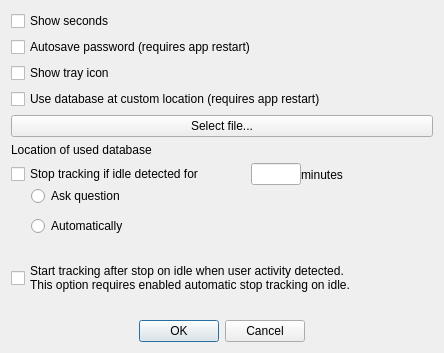
The window that client/preferencesdlg.ui (dmytrobogovych/noo) describes before a commit, drawn with Qt 5.
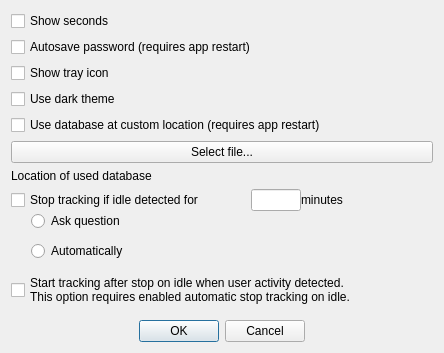
The same window after the commit.

Commit message: - version 0.9.0 - dark mode + fixes

The edit to the form file:
```diff
--- a/client/preferencesdlg.ui
+++ b/client/preferencesdlg.ui
@@ -41,6 +41,13 @@
      </property>
     </widget>
    </item>
+   <item>
+    <widget class="QCheckBox" name="mDarkThemeCheckbox">
+     <property name="text">
+      <string>Use dark theme</string>
+     </property>
+    </widget>
+   </item>
    <item>
     <widget class="QCheckBox" name="mCustomDatabaseFileCheckbox">
      <property name="text">
```
Left out of the diff: 1 changed line with no effect on the pictures. The commit also changes 111 other files.
